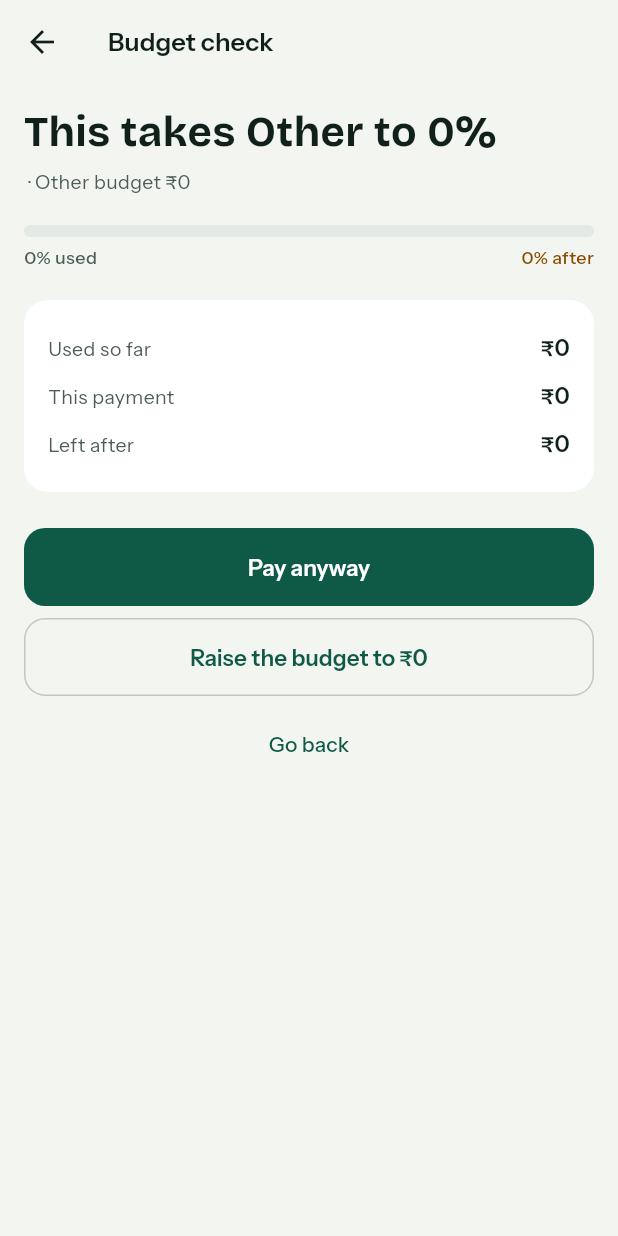
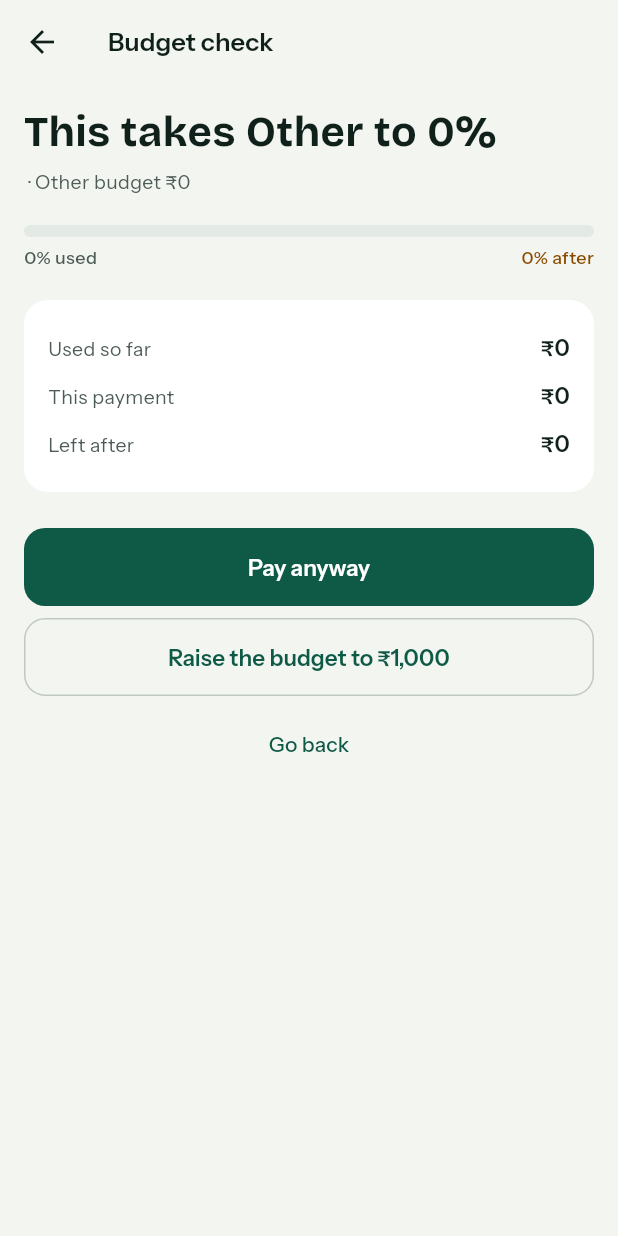
Before and after one commit to mutcherlarahulkumar/pointy, a Flutter app: the BudgetCheckScreen screen opened directly with empty values, on a phone screen of 412 x 824 dp. Run offline on Flutter 3.47's test engine with Material 3 defaults, Android fonts, the phone set to English and light mode, and no system bars; our stand-ins replace geolocator, google_fonts, qr_flutter; missing offline and left inert: mobile_scanner; network calls fail.

Commit message:
fix(app): raise budget past the 80% line, clearer recap and labels

```diff
--- a/pointy/lib/screens/assistant/assistant.dart
+++ b/pointy/lib/screens/assistant/assistant.dart
@@ -141,7 +141,7 @@ class _AssistantScreenState extends State<AssistantScreen> {
                   Expanded(
                     child: TextField(
                       controller: _input,
-                      decoration: const InputDecoration(hintText: 'Collect ₹6,000 from everyone by 10 Oct'),
+                      decoration: const InputDecoration(hintText: 'Tell the assistant what to collect'),
                       onSubmitted: _ask,
                     ),
                   ),
--- a/pointy/lib/screens/home/home.dart
+++ b/pointy/lib/screens/home/home.dart
@@ -101,7 +101,7 @@ class _HomeScreenState extends State<HomeScreen> {
                     ]),
                     const SizedBox(height: 8),
                     Text(formatPaise(me.personalBalancePaise), style: AppText.balance()),
-                    if (me.isMock) Text('PayPal sandbox · demo mode', style: AppText.small()),
+                    Text(me.isMock ? 'Demo mode · PayPal is simulated' : 'PayPal sandbox', style: AppText.small()),
                   ],
                 ),
               ),
--- a/pointy/lib/screens/pay/budget_check.dart
+++ b/pointy/lib/screens/pay/budget_check.dart
@@ -24,10 +24,13 @@ class BudgetCheckScreen extends StatefulWidget {
 class _BudgetCheckScreenState extends State<BudgetCheckScreen> {
   bool _busy = false;
 
-  // Raises the limit to cover this payment, rounded up to the next ₹1,000.
+  // A new limit that keeps this payment under the 80% warning line,
+  // rounded up to the next ₹1,000. Never lower than the current limit.
   int get _raisedLimit {
     const step = 100000;
-    return ((widget.check.afterPaise + step - 1) ~/ step) * step;
+    final needed = widget.check.afterPaise * 5 ~/ 4 + 1; // after < 80% of limit
+    final rounded = ((needed + step - 1) ~/ step) * step;
+    return rounded > widget.check.limitPaise ? rounded : widget.check.limitPaise + step;
   }
 
   Future<void> _raise() async {
```
Also changed, not shown: pointy/lib/screens/trips/settle.dart (+6 -3 lines), pointy/lib/widgets/ai_card.dart (+8 -1 lines).
